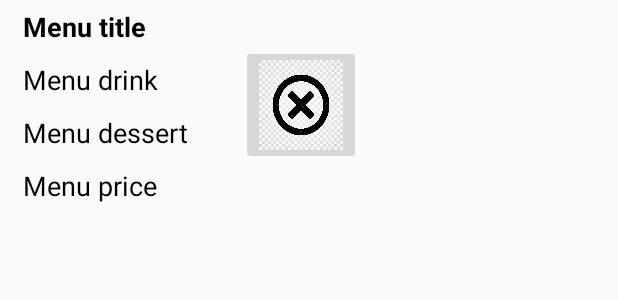
After one commit to filipe-pregal/filipe-pregal.github.io, an Android app: the layout row_cart.xml on its own in the app's theme, with its tools: preview values and no code run, on a phone screen of 412 x 824 dp. The commit adds this screen. Shown: the top 300 px of the screen. Run offline under Robolectric (Android 15) with nearby library versions, the phone set to English and light mode, and no system bars.

Commit message:
edit menus e extras

```diff
--- a/app/src/main/AndroidManifest.xml
+++ b/app/src/main/AndroidManifest.xml
@@ -11,7 +11,10 @@
         android:roundIcon="@mipmap/ic_launcher_round"
         android:supportsRtl="true"
         android:theme="@style/AppTheme">
-        <activity android:name=".ui.login.ListMenusUserExtra"></activity>
+        <activity android:name=".ui.login.CartUser"
+            android:label="Cart page"/>
+        <activity android:name=".ui.login.ListMenusUserExtra"
+            android:label="Pick extra options"/>
         <activity
             android:name=".ui.login.SplashScreen"
             android:theme="@style/Theme.AppCompat.Light.NoActionBar">
--- a/app/src/main/java/pt/unl/fct/di/www/eat/ui/login/ListMenusUser.java
+++ b/app/src/main/java/pt/unl/fct/di/www/eat/ui/login/ListMenusUser.java
@@ -160,7 +160,6 @@ public class ListMenusUser extends AppCompatActivity {
     }
 
     private void setImage(String u) {
-        System.out.println(u);
         URL url = null;
         try {
             url = new URL(u);
@@ -222,7 +221,6 @@ public class ListMenusUser extends AppCompatActivity {
         intent.putExtra("restaurant", restaurant);
         intent.putExtra("menu", menu);
         startActivity(intent);
-
     }
 
     private String convertTime(double time){
--- a/app/src/main/java/pt/unl/fct/di/www/eat/ui/login/List_restaurantsActivity.java
+++ b/app/src/main/java/pt/unl/fct/di/www/eat/ui/login/List_restaurantsActivity.java
@@ -161,7 +161,6 @@ public class List_restaurantsActivity extends AppCompatActivity {
             mEmail.add(r.getEmail().replace(".", "_"));
             mTag.add(r.getTag());
             mTime.add(r.getTime().substring(11, 16));
-            System.out.println(r.getImage_url() + " aaaaaaaaaaaaa");
             setImage(r.getImage_url());
         }
     }
@@ -226,6 +225,7 @@ public class List_restaurantsActivity extends AppCompatActivity {
     class MyAdapter extends ArrayAdapter<String> {
 
         MyAdapter(Context c){
+
             super(c,R.layout.row_restaurant, R.id.emailR, mEmail);
         }
 
--- /dev/null
+++ b/app/src/main/res/layout/row_cart.xml
@@ -0,0 +1,68 @@
+<LinearLayout xmlns:android="http://schemas.android.com/apk/res/android"
+    xmlns:app="http://schemas.android.com/apk/res-auto"
+    xmlns:tools="http://schemas.android.com/tools"
+    android:layout_width="wrap_content"
+    android:layout_height="wrap_content"
+    android:orientation="horizontal"
+    android:paddingLeft="10dp"
+    tools:context=".ui.login.CartUser">
+
+    <LinearLayout
+        android:layout_width="wrap_content"
+        android:layout_height="wrap_content"
+        android:orientation="vertical"
+        >
+
+    <TextView
+        android:id="@+id/menuTitle"
+        android:layout_width="wrap_content"
+        android:layout_height="wrap_content"
+        android:layout_margin="5dp"
+        android:text="Menu title"
+        android:textColor="#000"
+        android:textSize="18dp"
+        android:textStyle="bold"
+        />
+
+    <TextView
+        android:id="@+id/menuDrink"
+        android:layout_width="wrap_content"
+        android:layout_height="wrap_content"
+        android:layout_margin="5dp"
+        android:text="Menu drink"
+        android:textColor="#000"
+        android:textSize="18dp"
+        />
+
+        <TextView
+        android:id="@+id/menuDessert"
+        android:layout_width="wrap_content"
+        android:layout_height="wrap_content"
+        android:layout_margin="5dp"
+        android:text="Menu dessert"
+        android:textColor="#000"
+        android:textSize="18dp"
+        />
+
+    <TextView
+        android:id="@+id/menuPrice"
+        android:layout_width="wrap_content"
+        android:layout_height="wrap_content"
+        android:layout_margin="5dp"
+        android:text="Menu price"
+        android:textColor="#000"
+        android:textSize="18dp"
+        />
+    </LinearLayout>
+
+    <ImageButton
+        android:id="@+id/remove"
+        android:layout_width="80dp"
+        android:layout_height="80dp"
+        app:srcCompat="@drawable/remove"
+        android:scaleType="fitXY"
+        android:layout_marginTop="30dp"
+        android:layout_marginLeft="30dp"/>
+
+
+</LinearLayout>
```
Also changed, not shown: app/src/main/java/pt/unl/fct/di/www/eat/ui/login/CartUser.java (added, +213 -0 lines), app/src/main/java/pt/unl/fct/di/www/eat/ui/login/ListMenusUserExtra.java (+15 -3 lines), app/src/main/res/layout/activity_cart_user.xml (added, +53 -0 lines), app/src/main/res/layout/activity_list_menus_user_extra.xml (+6 -4 lines), app/src/main/res/drawable/remove.png (added), 1 other file.
